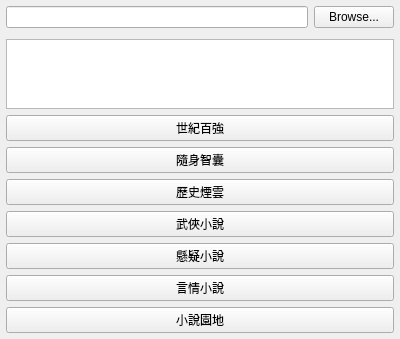
Before: the Qt Designer form mainwindow.ui in chchwy/haodoo-grabber, drawn with Qt 5.
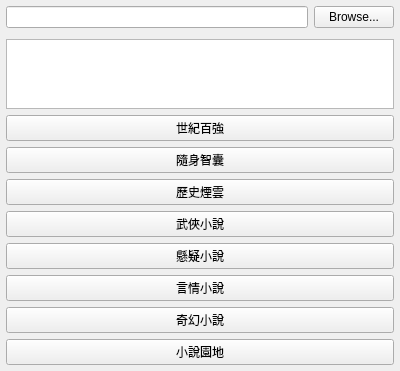
After: the same form once the commit is applied.

Commit message: 增加奇幻小說/下載開始的路徑檢查

```diff
--- a/mainwindow.ui
+++ b/mainwindow.ui
@@ -81,6 +81,13 @@
             </property>
           </widget>
         </item>
+        <item>
+          <widget class="QPushButton" name="scifiButton">
+            <property name="text">
+              <string>奇幻小說</string>
+            </property>
+          </widget>
+        </item>
         <item>
           <widget class="QPushButton" name="novelButton">
             <property name="text">
```
The commit also changes 4 other files.
